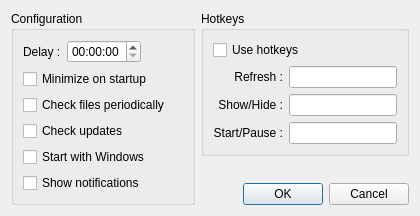
mistic100/UMWP-Autochanger, file src/configdialog.ui: the form before one commit.
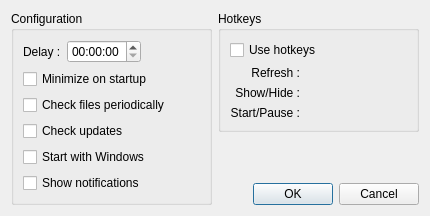
The form after the commit. Custom widgets are drawn as their Qt base class.

Commit message: next version is 1.7 add "reset" button next to hotkey input

Diff of the .ui file:
```diff
--- a/src/configdialog.ui
+++ b/src/configdialog.ui
@@ -6,7 +6,7 @@
    <rect>
     <x>0</x>
     <y>0</y>
-    <width>420</width>
+    <width>430</width>
     <height>188</height>
    </rect>
   </property>
@@ -105,19 +105,9 @@
       <string>Hotkeys</string>
      </property>
      <layout class="QGridLayout" name="gridLayout">
-      <item row="2" column="0">
-       <widget class="QLabel" name="label_3">
-        <property name="text">
-         <string>Show/Hide :</string>
-        </property>
-        <property name="alignment">
-         <set>Qt::AlignRight|Qt::AlignTrailing|Qt::AlignVCenter</set>
-        </property>
-       </widget>
-      </item>
-      <item row="1" column="1">
-       <widget class="QLineEditHotkey" name="hotkeyRefresh"/>
-      </item>
+      <property name="rightMargin">
+       <number>3</number>
+      </property>
       <item row="1" column="0">
        <widget class="QLabel" name="label_2">
         <property name="text">
@@ -128,6 +118,23 @@
         </property>
        </widget>
       </item>
+      <item row="2" column="0">
+       <widget class="QLabel" name="label_3">
+        <property name="text">
+         <string>Show/Hide :</string>
+        </property>
+        <property name="alignment">
+         <set>Qt::AlignRight|Qt::AlignTrailing|Qt::AlignVCenter</set>
+        </property>
+       </widget>
+      </item>
+      <item row="0" column="0" colspan="3">
+       <widget class="QCheckBox" name="optionUseHotkeys">
+        <property name="text">
+         <string>Use hotkeys</string>
+        </property>
+       </widget>
+      </item>
       <item row="3" column="0">
        <widget class="QLabel" name="label_4">
         <property name="text">
@@ -138,18 +145,14 @@
         </property>
        </widget>
       </item>
-      <item row="2" column="1">
-       <widget class="QLineEditHotkey" name="hotkeyShowHide"/>
+      <item row="1" column="1" colspan="2">
+       <widget class="QHotKeyWidget" name="hotkeyRefresh" native="true"/>
       </item>
-      <item row="3" column="1">
-       <widget class="QLineEditHotkey" name="hotkeyStartPause"/>
+      <item row="2" column="1" colspan="2">
+       <widget class="QHotKeyWidget" name="hotkeyShowHide" native="true"/>
       </item>
-      <item row="0" column="0" colspan="2">
-       <widget class="QCheckBox" name="optionUseHotkeys">
-        <property name="text">
-         <string>Use hotkeys</string>
-        </property>
-       </widget>
+      <item row="3" column="1" colspan="2">
+       <widget class="QHotKeyWidget" name="hotkeyStartPause" native="true"/>
       </item>
      </layout>
     </widget>
@@ -158,9 +161,10 @@
  </widget>
  <customwidgets>
   <customwidget>
-   <class>QLineEditHotkey</class>
-   <extends>QLineEdit</extends>
-   <header>qlineedithotkey.h</header>
+   <class>QHotKeyWidget</class>
+   <extends>QWidget</extends>
+   <header>qhotkeywidget.h</header>
+   <container>1</container>
   </customwidget>
  </customwidgets>
  <resources/>
```
Left out of the diff: 20 changed lines with no effect on the pictures. The commit also changes 17 other files.
